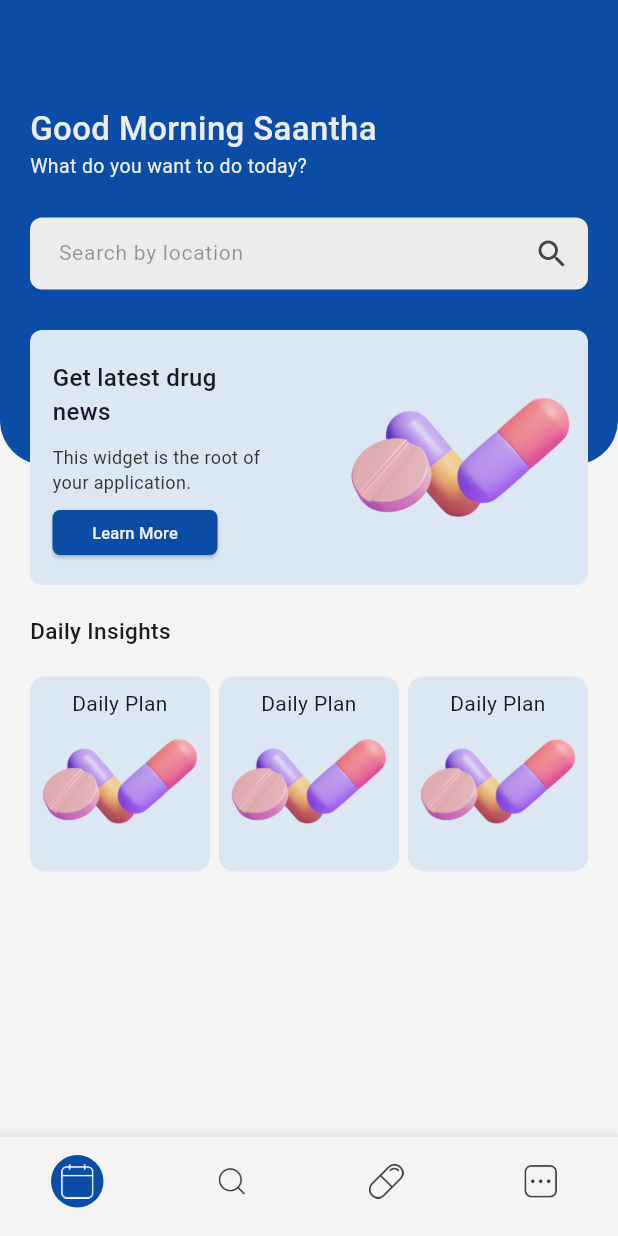
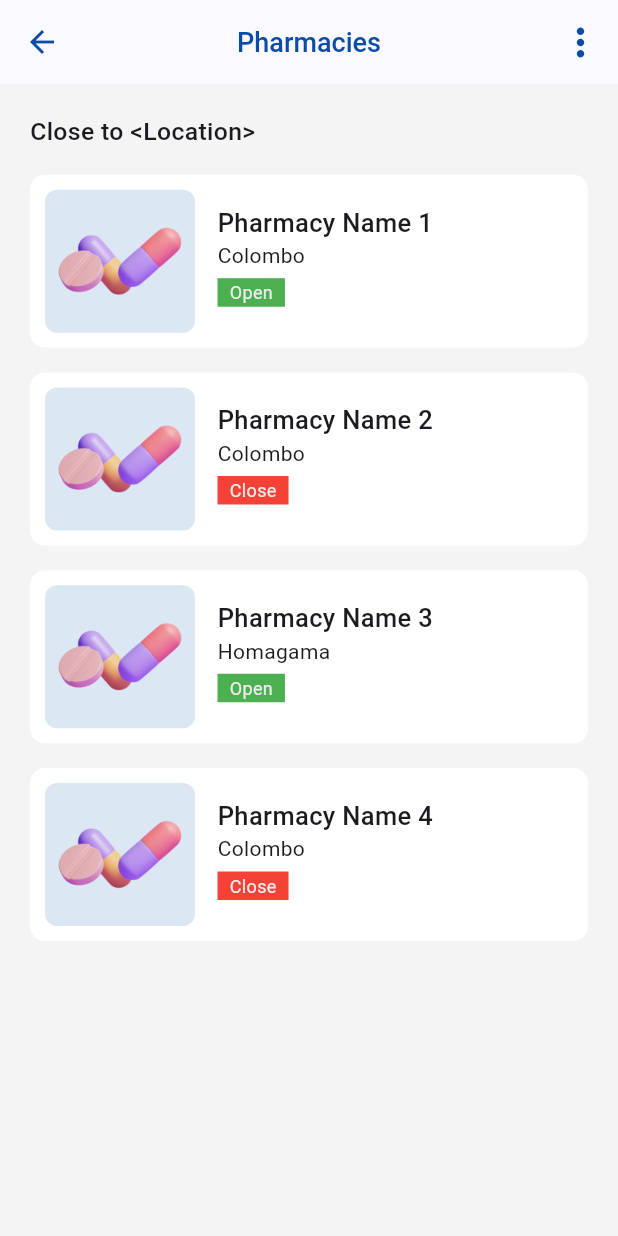
Before and after one commit to saimaboy/aarogya_meds, a Flutter app: the screen it shows after launch, on a phone screen of 412 x 824 dp. Run offline on Flutter 3.47's test engine with Material 3 defaults, Android fonts, the phone set to English and light mode, and no system bars.

Commit message:
pharmacy page added

```diff
--- a/lib/main.dart
+++ b/lib/main.dart
@@ -1,4 +1,4 @@
-import 'package:aarogya_meds/screens/wrapper.dart';
+import 'package:aarogya_meds/screens/Pharmarcy/pharmacy_list.dart';
 import 'package:aarogya_meds/utils/common.dart';
 import 'package:flutter/material.dart';
 
@@ -20,7 +20,7 @@ class MyApp extends StatelessWidget {
         useMaterial3: true,
         scaffoldBackgroundColor: AppColors.bgcolor,
       ),
-      home: const Wrapper(),
+      home: const PharmacyList(),
     );
   }
 }
--- /dev/null
+++ b/lib/models/pharmacy.dart
@@ -0,0 +1,17 @@
+class Pharmacy {
+  int? id;
+  String? pharmacyName;
+  String? location;
+  String? status;
+  String? mobile;
+  String? ownerName;
+
+  Pharmacy({
+    this.id,
+    this.pharmacyName,
+    this.location,
+    this.status,
+    this.mobile,
+    this.ownerName,
+  });
+}
--- /dev/null
+++ b/lib/screens/Pharmarcy/pharmacy_list.dart
@@ -0,0 +1,72 @@
+import 'package:aarogya_meds/models/pharmacy.dart';
+import 'package:aarogya_meds/utils/common.dart';
+import 'package:aarogya_meds/widget/appbars/back_dots_appbar.dart';
+import 'package:aarogya_meds/widget/cards/pharmacy_card.dart';
+import 'package:flutter/material.dart';
+
+class PharmacyList extends StatefulWidget {
+  const PharmacyList({super.key});
+
+  @override
+  State<PharmacyList> createState() => _PharmacyListState();
+}
+
+class _PharmacyListState extends State<PharmacyList> {
+  final List<Pharmacy> pharmacy = [
+    Pharmacy(
+      id: 1,
+      pharmacyName: "Pharmacy Name 1",
+      location: "Colombo",
+      status: "Open",
+    ),
+    Pharmacy(
+      id: 2,
+      pharmacyName: "Pharmacy Name 2",
+      location: "Colombo",
+      status: "Close",
+    ),
+    Pharmacy(
+      id: 3,
+      pharmacyName: "Pharmacy Name 3",
+      location: "Homagama",
+      status: "Open",
+    ),
+    Pharmacy(
+      id: 4,
+      pharmacyName: "Pharmacy Name 4",
+      location: "Colombo",
+      status: "Close",
+    ),
+  ];
+
+  @override
+  Widget build(BuildContext context) {
+    Size size = MediaQuery.of(context).size;
+    return Scaffold(
+      appBar: const BackDots(title: "Pharmacies"),
+      body: Padding(
+        padding: appPagePadding,
+        child: Column(
+          crossAxisAlignment: CrossAxisAlignment.start,
+          children: [
+            Text(
+              "Close to <Location>",
+              style: TextStyle(
+                  fontSize: size.width * 0.04, fontWeight: FontWeight.w500),
+            ),
+            Expanded(
+              child: ListView.builder(
+                itemCount: pharmacy.length,
+                itemBuilder: (BuildContext context, index) {
+                  return PharmacyCard(
+                    pharmacy: pharmacy[index],
+                  );
+                },
+              ),
+            ),
+          ],
+        ),
+      ),
+    );
+  }
+}
--- /dev/null
+++ b/lib/screens/Pharmarcy/pharmacy_main.dart
@@ -0,0 +1,20 @@
+import 'package:aarogya_meds/widget/appbars/back_dots_appbar.dart';
+import 'package:flutter/material.dart';
+
+class PharmacyMain extends StatefulWidget {
+  final int pharmacyId;
+  const PharmacyMain({required this.pharmacyId, super.key});
+
+  @override
+  State<PharmacyMain> createState() => _PharmacyMainState();
+}
+
+class _PharmacyMainState extends State<PharmacyMain> {
+  @override
+  Widget build(BuildContext context) {
+    return Scaffold(
+      appBar: BackDots(title: "Pharmacy ${widget.pharmacyId}"),
+      body: Text("Pharmacy ${widget.pharmacyId}"),
+    );
+  }
+}
--- a/lib/screens/my_meds_page.dart
+++ b/lib/screens/my_meds_page.dart
@@ -1,4 +1,4 @@
-import 'package:aarogya_meds/widget/card.dart';
+import 'package:aarogya_meds/widget/cards/card.dart';
 import 'package:flutter/material.dart';
 
 class MyMedsPage extends StatelessWidget {
--- a/lib/screens/wrapper.dart
+++ b/lib/screens/wrapper.dart
@@ -1,4 +1,5 @@
 import 'package:aarogya_meds/screens/Home/home_main.dart';
+import 'package:aarogya_meds/screens/my_meds_page.dart';
 import 'package:aarogya_meds/screens/pill.dart';
 import 'package:aarogya_meds/screens/search.dart';
 import 'package:aarogya_meds/utils/common.dart';
@@ -18,7 +19,7 @@ class _WrapperState extends State<Wrapper> {
   final List<Widget> _widgetOptions = <Widget>[
     const HomeMain(),
     const SearchPage(),
-    const PillPage(),
+    const MyMedsPage(),
     const PillPage(),
   ];
 
--- a/lib/widget/card.dart
+++ b/lib/widget/cards/card.dart
@@ -36,8 +36,9 @@ class CardMed extends StatelessWidget {
                         child: Text(
                           "Lisinopril",
                           style: TextStyle(
-                              fontSize: size.width * 0.05,
-                              fontWeight: FontWeight.bold),
+                            fontSize: size.width * 0.05,
+                            fontWeight: FontWeight.bold,
+                          ),
                         ),
                       ),
                       const Expanded(
--- /dev/null
+++ b/lib/widget/cards/pharmacy_card.dart
@@ -0,0 +1,90 @@
+import 'package:aarogya_meds/models/pharmacy.dart';
+import 'package:aarogya_meds/screens/Pharmarcy/pharmacy_main.dart';
+import 'package:aarogya_meds/utils/common.dart';
+import 'package:flutter/material.dart';
+
+class PharmacyCard extends StatelessWidget {
+  const PharmacyCard({super.key, required this.pharmacy});
+
+  final Pharmacy pharmacy;
+
+  @override
+  Widget build(BuildContext context) {
+    Size size = MediaQuery.of(context).size;
+    return Padding(
+      padding: EdgeInsets.only(top: size.width * 0.04),
+      child: GestureDetector(
+        onTap: () {
+          Navigator.push(
+            context,
+            MaterialPageRoute(
+              builder: (context) => PharmacyMain(
+                pharmacyId: pharmacy.id!,
+              ),
+            ),
+          );
+        },
+        child: Container(
+          width: size.width * 0.9,
+          height: size.width * 0.28,
+          decoration: BoxDecoration(
+            color: Colors.white,
+            borderRadius: BorderRadius.circular(10),
+          ),
+          child: Padding(
+            padding: const EdgeInsets.all(10.0),
+            child: Row(
+              children: [
+                Container(
+                  width: 100,
+                  height: 100,
+                  decoration: BoxDecoration(
+                    color: AppColors.primarylite,
+                    borderRadius: BorderRadius.circular(8),
+                  ),
+                  child: Image.asset(
+                      'lib/assets/home-medical-drug.png'), // pharmacy logo
+                ),
+                Padding(
+                  padding:
+                      const EdgeInsets.symmetric(vertical: 10, horizontal: 15),
+                  child: Column(
+                    crossAxisAlignment: CrossAxisAlignment.start,
+                    children: [
+                      Text(
+                        pharmacy.pharmacyName!,
+                        style: const TextStyle(
+                          fontSize: 17,
+                          fontWeight: FontWeight.w500,
+                        ),
+                      ),
+                      Text(pharmacy.location!),
+                      const SizedBox(height: 5),
+                      Container(
+                        decoration: BoxDecoration(
+                            color: pharmacy.status == "Open"
+                                ? Colors.green
+                                : Colors.red),
+                        child: Padding(
+                          padding: const EdgeInsets.symmetric(
+                              vertical: 1, horizontal: 8),
+                          child: Text(
+                            pharmacy.status!,
+                            style: const TextStyle(
+                                color: AppColors.white,
+                                fontSize: 12,
+                                fontWeight: FontWeight.w400),
+                          ),
+                        ),
+                      ),
+                    ],
+                  ),
+                ),
+              ],
+            ),
+          ),
+        ),
+      ),
+    );
+  }
+}
```
